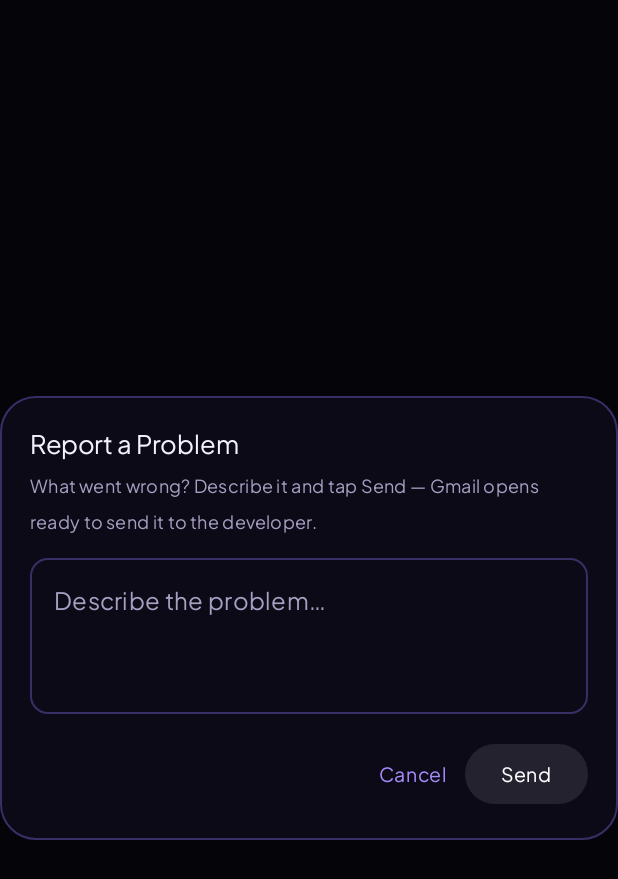
After one commit to mehdisrmd/My-google-app, an Android app built with Jetpack Compose: the composable ReportBugDialog shown on its own in the app's theme, on a phone screen of 412 x 824 dp. The commit adds this screen. Shown: the top 879 px of the screen. Run offline under Robolectric (Android 15) with nearby library versions, the phone set to English and light mode, and no system bars.

Commit message:
G11: shake-to-report + bottom bar redesign (#22, #23)

```diff
--- /dev/null
+++ b/app/src/main/java/com/example/ui/report/ReportBugDialog.kt
@@ -0,0 +1,187 @@
+package com.example.ui.report
+
+import android.content.Intent
+import android.net.Uri
+import android.widget.Toast
+import androidx.compose.foundation.BorderStroke
+import androidx.compose.foundation.layout.Arrangement
+import androidx.compose.foundation.layout.Column
+import androidx.compose.foundation.layout.Row
+import androidx.compose.foundation.layout.Spacer
+import androidx.compose.foundation.layout.fillMaxWidth
+import androidx.compose.foundation.layout.height
+import androidx.compose.foundation.layout.padding
+import androidx.compose.foundation.shape.RoundedCornerShape
+import androidx.compose.material3.Button
+import androidx.compose.material3.ButtonDefaults
+import androidx.compose.material3.OutlinedTextField
+import androidx.compose.material3.OutlinedTextFieldDefaults
+import androidx.compose.material3.Surface
+import androidx.compose.material3.Text
+import androidx.compose.material3.TextButton
+import androidx.compose.runtime.Composable
+import androidx.compose.runtime.getValue
+import androidx.compose.runtime.mutableStateOf
+import androidx.compose.runtime.remember
+import androidx.compose.runtime.setValue
+import androidx.compose.ui.Modifier
+import androidx.compose.ui.graphics.Color
+import androidx.compose.ui.platform.LocalContext
+import androidx.compose.ui.platform.testTag
+import androidx.compose.ui.text.font.FontWeight
+import androidx.compose.ui.unit.dp
+import androidx.compose.ui.unit.sp
+import androidx.compose.ui.window.Dialog
+import com.example.ui.i18n.AppStrings.tr
+import com.example.ui.theme.CrimsonPrimary
+import com.example.ui.theme.EmeraldShield
+import com.example.ui.theme.ObsidianBg
+import com.example.ui.theme.ObsidianBorder
+import com.example.ui.theme.ObsidianTextPrimary
+import com.example.ui.theme.ObsidianTextSecondary
+
+/** Where shake-to-report mails go (#22 — the developer's own inbox). */
+const val REPORT_BUG_EMAIL = "mehdi.sarmadi2019@gmail.com"
+
+/** Fixed subject of every shake-to-report mail (#22 — exactly this). */
+const val REPORT_BUG_SUBJECT = "گزارش خطا"
+
+private const val GMAIL_PACKAGE = "com.google.android.gm"
+
+/**
+ * Shake-to-report box (#22): opened by a deliberate HARD shake inside the
+ * app (see [com.example.util.ShakeDetector]). The user describes the
+ * problem, taps Send, and a Gmail draft opens addressed to the developer
+ * with the fixed subject «گزارش خطا» and the typed text as the body.
+ *
+ * This is an ordinary text field on purpose: the #5/#8 anti-cheat rules
+ * apply to type-to-confirm fields only — here the user WANTS paste and
+ * voice typing to work.
+ */
+@Composable
+fun ReportBugDialog(
+    onDismiss: () -> Unit
+) {
+    val context = LocalContext.current
+    var reportText by remember { mutableStateOf("") }
+
+    Dialog(onDismissRequest = onDismiss) {
+        Surface(
+            modifier = Modifier
+                .fillMaxWidth()
+                .testTag("report_bug_dialog"),
+            shape = RoundedCornerShape(24.dp),
+            color = ObsidianBg,
+            border = BorderStroke(1.dp, ObsidianBorder)
+        ) {
+            Column(modifier = Modifier.padding(20.dp)) {
+                Text(
+                    text = tr("Report a Problem", "گزارش خطا"),
+                    fontWeight = FontWeight.Bold,
+                    fontSize = 17.sp,
+                    color = ObsidianTextPrimary
+                )
+                Spacer(modifier = Modifier.height(4.dp))
+                Text(
+                    text = tr(
+                        "What went wrong? Describe it and tap Send — Gmail opens ready to send it to the developer.",
+                        "چه مشکلی پیش اومده؟ بنویس و ارسال رو بزن — جیمیل آمادهٔ فرستادن به توسعه‌دهنده باز می‌شه."
+                    ),
+                    fontSize = 12.sp,
+                    color = ObsidianTextSecondary
+                )
+                Spacer(modifier = Modifier.height(12.dp))
+                OutlinedTextField(
+                    value = reportText,
+                    onValueChange = { reportText = it },
+                    placeholder = {
+                        Text(tr("Describe the problem…", "مشکل رو اینجا بنویس…"))
+                    },
+                    minLines = 3,
+                    maxLines = 6,
+                    shape = RoundedCornerShape(12.dp),
+                    colors = OutlinedTextFieldDefaults.colors(
+                        focusedBorderColor = CrimsonPrimary,
+                        unfocusedBorderColor = ObsidianBorder,
+                        focusedTextColor = ObsidianTextPrimary,
+                        unfocusedTextColor = ObsidianTextPrimary
+                    ),
+                    modifier = Modifier
+                        .fillMaxWidth()
+                        .testTag("report_bug_text_field")
+                )
+                Spacer(modifier = Modifier.height(16.dp))
+                Row(
+                    modifier = Modifier.fillMaxWidth(),
+                    horizontalArrangement = Arrangement.End
+                ) {
+                    TextButton(
+                        onClick = onDismiss,
+                        modifier = Modifier.testTag("report_bug_cancel_button")
+                    ) {
+                        Text(
+                            tr("Cancel", "لغو"),
+                            color = EmeraldShield,
+                            fontWeight = FontWeight.Bold
+                        )
+                    }
+                    Button(
+                        onClick = {
+                            val sent = openReportEmail(context, reportText)
+                            if (sent) {
+                                onDismiss()
+                            } else {
+                                Toast.makeText(
+                                    context,
+                                    tr(
+                                        "No email app found on this phone",
+                                        "برنامهٔ ایمیلی روی گوشی پیدا نشد"
+                                    ),
+                                    Toast.LENGTH_LONG
+                                ).show()
+                            }
+                        },
+                        enabled = reportText.isNotBlank(),
+                        colors = ButtonDefaults.buttonColors(containerColor = CrimsonPrimary),
+                        modifier = Modifier.testTag("report_bug_send_button")
+                    ) {
+                        Text(
+                            tr("Send", "ارسال"),
+                            color = Color.White,
+                            fontWeight = FontWeight.Bold
+                        )
+                    }
+                }
+            }
+        }
+    }
+}
+
+/**
+ * Opens the report as an email draft: Gmail when it is installed (the
+ * owner's instruction), otherwise any mail app via a chooser. Returns
+ * false only when no mail app exists at all.
+ */
+private fun openReportEmail(context: android.content.Context, body: String): Boolean {
+    val mailIntent = Intent(Intent.ACTION_SENDTO).apply {
+        data = Uri.parse("mailto:$REPORT_BUG_EMAIL")
+        putExtra(Intent.EXTRA_EMAIL, arrayOf(REPORT_BUG_EMAIL))
+        putExtra(Intent.EXTRA_SUBJECT, REPORT_BUG_SUBJECT)
+        putExtra(Intent.EXTRA_TEXT, body)
+    }
+    // Prefer Gmail: if it can handle the mailto intent, address it directly.
+    val gmailIntent = Intent(mailIntent).setPackage(GMAIL_PACKAGE)
+    if (gmailIntent.resolveActivity(context.packageManager) != null) {
+        return runCatching {
+            context.startActivity(gmailIntent)
+            true
+        }.getOrDefault(false)
+    }
+    if (mailIntent.resolveActivity(context.packageManager) == null) return false
+    return runCatching {
+        context.startActivity(
+            Intent.createChooser(mailIntent, REPORT_BUG_SUBJECT)
+        )
+        true
+    }.getOrDefault(false)
+}
```
Also changed, not shown: app/src/main/java/com/example/MainActivity.kt (+228 -169 lines), app/src/main/java/com/example/util/ShakeDetector.kt (added, +144 -0 lines), 1 other file.
